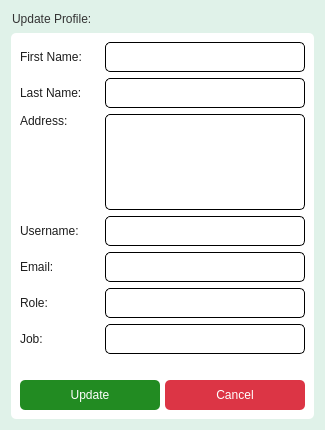
The window that app/src/ui/employee/update_profile.ui (Kazu0210/Inventory-System) describes before a commit, drawn with Qt 5.
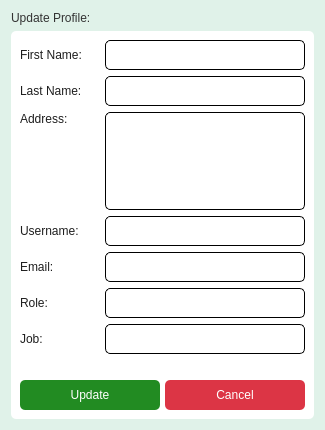
The same window after the commit.

Commit message: removed the borders from the ui

What changed in the file:
```diff
--- a/app/src/ui/employee/update_profile.ui
+++ b/app/src/ui/employee/update_profile.ui
@@ -29,6 +29,7 @@
    <string notr="true">*{
 font: 10pt &quot;Noto Sans&quot;;
 color: #1E1E1E;
+border: none;
 background-color: transparent;
 }
 #Form{
```
The commit also changes 9955 other files.
